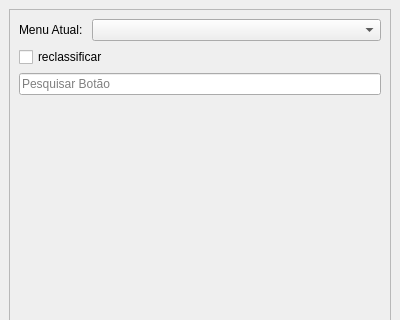
Above: DsgTools/Modules/acquisitionMenu/uis/menuDock.ui from dsgoficial/DsgTools before the change; both pictures show x 0 to 400 and y 0 to 320 of the 400 by 590 pixel window. Below: the same form after it.
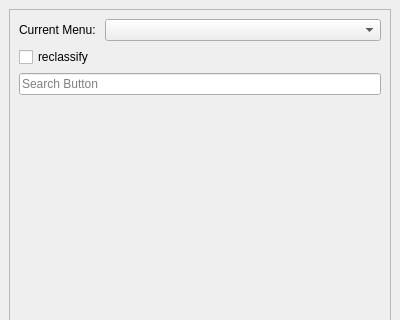
That is the form after the change.

```diff
--- a/DsgTools/Modules/acquisitionMenu/uis/menuDock.ui
+++ b/DsgTools/Modules/acquisitionMenu/uis/menuDock.ui
@@ -41,7 +41,7 @@
              </sizepolicy>
             </property>
             <property name="text">
-             <string>Menu Atual: </string>
+             <string>Current Menu: </string>
             </property>
            </widget>
           </item>
@@ -53,14 +53,14 @@
         <item>
          <widget class="QCheckBox" name="reclassifyCkb">
           <property name="text">
-           <string>reclassificar</string>
+           <string>reclassify</string>
           </property>
          </widget>
         </item>
         <item>
          <widget class="QLineEdit" name="searchButtonLe">
           <property name="placeholderText">
-           <string>Pesquisar Botão</string>
+           <string>Search Button</string>
           </property>
          </widget>
         </item>
```
